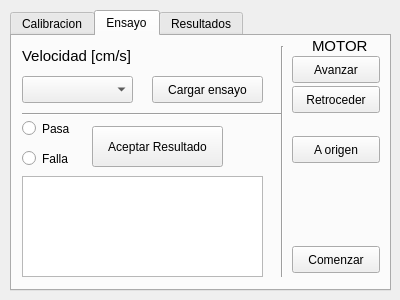
The window that ProgramaSalpicaduras/salpicaduras.ui (tinchofiuba/arduinoNema17) describes before a commit, drawn with Qt 5.
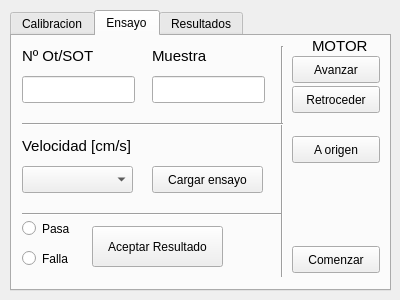
The same window after the commit.

Patch:
```diff
--- a/ProgramaSalpicaduras/salpicaduras.ui
+++ b/ProgramaSalpicaduras/salpicaduras.ui
@@ -464,7 +464,7 @@
      <property name="geometry">
       <rect>
        <x>10</x>
-       <y>40</y>
+       <y>130</y>
        <width>111</width>
        <height>27</height>
       </rect>
@@ -474,7 +474,7 @@
      <property name="geometry">
       <rect>
        <x>10</x>
-       <y>10</y>
+       <y>100</y>
        <width>111</width>
        <height>20</height>
       </rect>
@@ -492,7 +492,7 @@
      <property name="geometry">
       <rect>
        <x>10</x>
-       <y>80</y>
+       <y>180</y>
        <width>51</width>
        <height>25</height>
       </rect>
@@ -505,7 +505,7 @@
      <property name="geometry">
       <rect>
        <x>10</x>
-       <y>110</y>
+       <y>210</y>
        <width>51</width>
        <height>25</height>
       </rect>
@@ -518,7 +518,7 @@
      <property name="geometry">
       <rect>
        <x>10</x>
-       <y>70</y>
+       <y>170</y>
        <width>261</width>
        <height>16</height>
       </rect>
@@ -531,7 +531,7 @@
      <property name="geometry">
       <rect>
        <x>80</x>
-       <y>90</y>
+       <y>190</y>
        <width>131</width>
        <height>41</height>
       </rect>
@@ -553,21 +553,11 @@
       <enum>Qt::Vertical</enum>
      </property>
     </widget>
-    <widget class="QTextEdit" name="textEditObservacionesEnsayo">
-     <property name="geometry">
-      <rect>
-       <x>10</x>
-       <y>140</y>
-       <width>241</width>
-       <height>101</height>
-      </rect>
-     </property>
-    </widget>
-    <widget class="QPushButton" name="pushButtonAvanzar_2">
+    <widget class="QPushButton" name="pushButtonCargarEnsayo">
      <property name="geometry">
       <rect>
        <x>140</x>
-       <y>40</y>
+       <y>130</y>
        <width>111</width>
        <height>27</height>
       </rect>
@@ -576,6 +566,75 @@
       <string>Cargar ensayo</string>
      </property>
     </widget>
+    <widget class="QLineEdit" name="lineEditOTSOT">
+     <property name="geometry">
+      <rect>
+       <x>10</x>
+       <y>40</y>
+       <width>113</width>
+       <height>27</height>
+      </rect>
+     </property>
+    </widget>
+    <widget class="QLabel" name="labelOTSOT">
+     <property name="geometry">
+      <rect>
+       <x>10</x>
+       <y>10</y>
+       <width>111</width>
+       <height>20</height>
+      </rect>
+     </property>
+     <property name="font">
+      <font>
+       <pointsize>11</pointsize>
+      </font>
+     </property>
+     <property name="text">
+      <string>Nº Ot/SOT</string>
+     </property>
+    </widget>
+    <widget class="QLineEdit" name="lineEditMuestra">
+     <property name="geometry">
+      <rect>
+       <x>140</x>
+       <y>40</y>
+       <width>113</width>
+       <height>27</height>
+      </rect>
+     </property>
+    </widget>
+    <widget class="QLabel" name="labelMuestra">
+     <property name="geometry">
+      <rect>
+       <x>140</x>
+       <y>10</y>
+       <width>111</width>
+       <height>20</height>
+      </rect>
+     </property>
+     <property name="font">
+      <font>
+       <pointsize>11</pointsize>
+      </font>
+     </property>
+     <property name="text">
+      <string>Muestra</string>
+     </property>
+    </widget>
+    <widget class="Line" name="line_6">
+     <property name="geometry">
+      <rect>
+       <x>10</x>
+       <y>80</y>
+       <width>261</width>
+       <height>16</height>
+      </rect>
+     </property>
+     <property name="orientation">
+      <enum>Qt::Horizontal</enum>
+     </property>
+    </widget>
    </widget>
    <widget class="QWidget" name="resultados">
     <attribute name="title">
```
Left out of the diff: 112 changed lines with no effect on the pictures.
